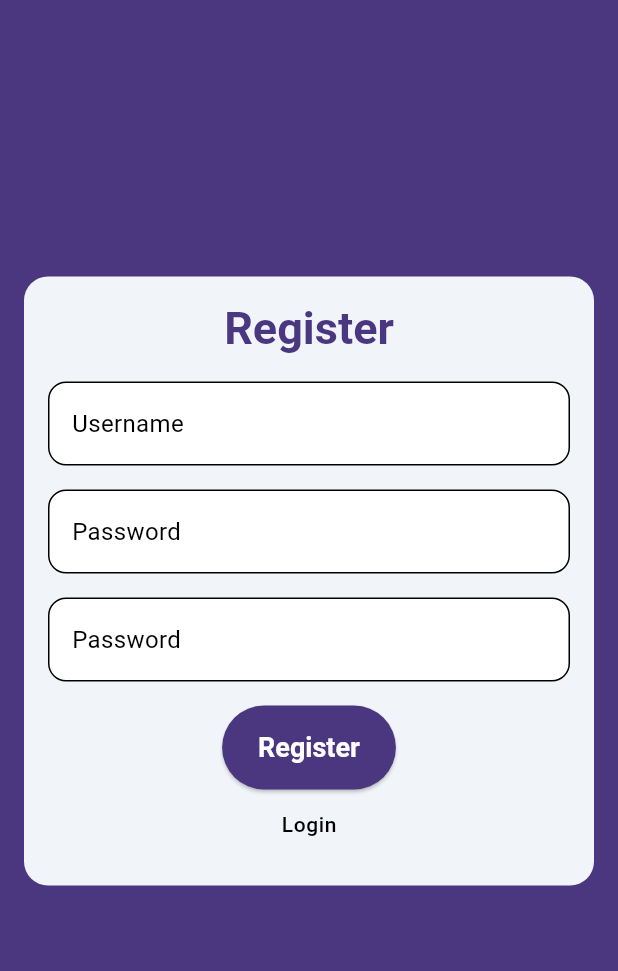
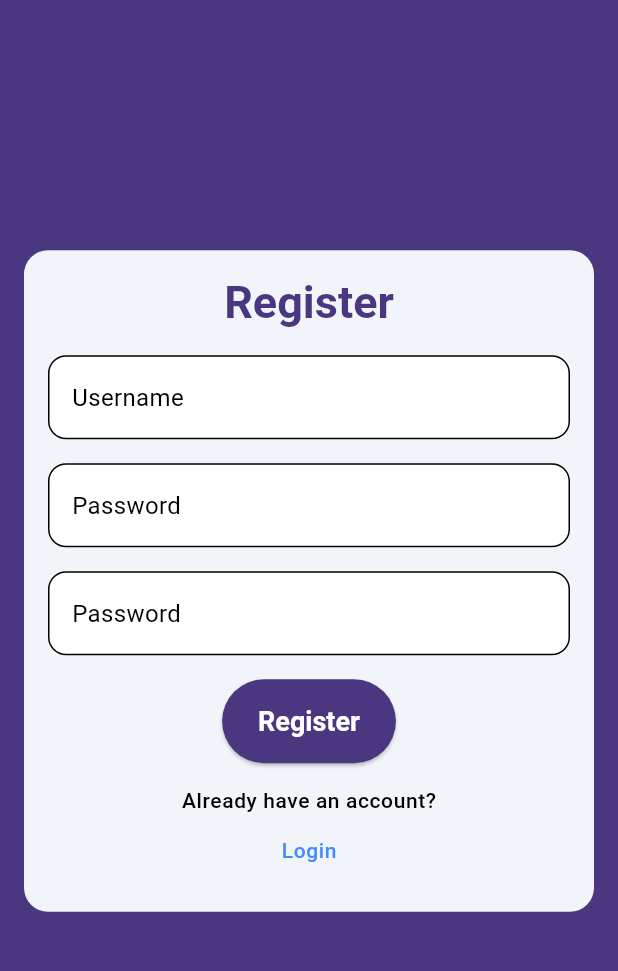
Before and after one commit to CodeAndThink/Sample-Flutter-Todo-App, a Flutter app: the screen it shows after launch, after a tap on "Register", on a phone screen of 412 x 824 dp, the part 105-1076 px from its top. Run offline on Flutter 3.47's test engine with Material 3 defaults, Android fonts, the phone set to English and light mode, and no system bars; our stand-ins replace connectivity_plus, flutter_secure_storage, flutter_svg, shared_preferences, supabase_flutter, validators; accounts and stored records are empty; generated files the repository leaves out were written again; network calls fail.

Commit message:
Fix bugs

```diff
--- a/lib/l10n/app_en.arb
+++ b/lib/l10n/app_en.arb
@@ -51,6 +51,14 @@
   "passwordHint": "Password",
   "@passwordHint": {
     "description": "Hint for the password input field"
+  },
+  "alreadyHaveAccount": "Already have an account?",
+  "@alreadyHaveAccount": {
+    "description": "This text is displayed on the registration screen as a prompt for users who already have an account to navigate to the login screen."
+  },
+  "becomeNewMember": "Become a new member?",
+  "@becomeNewMember": {
+    "description": "This text is displayed on the login screen as a prompt for users to navigate to the registration screen to create a new account."
   },
   "loginSuccess": "Login Successfully!",
   "@loginSuccess": {
--- a/lib/main.dart
+++ b/lib/main.dart
@@ -2,6 +2,7 @@ import 'package:flutter/material.dart';
 import 'package:provider/provider.dart';
 import 'package:supabase_flutter/supabase_flutter.dart';
 import 'package:todo_app/manager/auth_manager.dart';
+import 'package:todo_app/manager/setting_manager.dart';
 import 'package:todo_app/manager/user_manager.dart';
 import 'package:todo_app/network/api_provider.dart';
 import 'package:todo_app/theme/theme.dart';
@@ -21,6 +22,8 @@ void main() async {
     anonKey: Configs.apiSubabaseKey,
   );
 
+  final lastLocale = await SettingManager.shared.getUserLocale();
+
   runApp(MultiProvider(
     providers: [
       ChangeNotifierProvider(
@@ -34,26 +37,36 @@ void main() async {
       ChangeNotifierProvider(
           create: (context) => AddNewTaskViewmodel(ApiProvider.shared, null)),
     ],
-    child: const MainApp(),
+    child: MainApp(
+      lastLocale: lastLocale,
+    ),
   ));
 }
 
 class MainApp extends StatefulWidget {
-  const MainApp({super.key});
+  const MainApp({super.key, required this.lastLocale});
+  final Locale lastLocale;
 
   @override
   MainAppState createState() => MainAppState();
 }
 
 class MainAppState extends State<MainApp> {
-  Locale _locale = const Locale('en', 'US');
+  late Locale _locale;
 
   void _toggleLocale() {
     setState(() {
       _locale = _locale.languageCode == 'en'
           ? const Locale('vi', 'VN')
           : const Locale('en', 'US');
+      SettingManager.shared.saveUserLocale(_locale.languageCode);
     });
+  }
+
+  @override
+  void initState() {
+    super.initState();
+    _locale = widget.lastLocale;
   }
 
   @override
--- /dev/null
+++ b/lib/manager/setting_manager.dart
@@ -0,0 +1,22 @@
+import 'package:flutter/material.dart';
+import 'package:shared_preferences/shared_preferences.dart';
+
+class SettingManager {
+  static final shared = SettingManager();
+
+  Future<void> saveUserLocale(String languageCode) async {
+    final storage = await SharedPreferences.getInstance();
+    await storage.setString("userLocale", languageCode);
+  }
+
+  Future<Locale> getUserLocale() async {
+    final storage = await SharedPreferences.getInstance();
+    final languageCode = storage.getString("userLocale");
+
+    if (languageCode != null) {
+      return Locale(languageCode);
+    }
+
+    return const Locale('en', 'US');
+  }
+}
--- a/lib/network/api_provider.dart
+++ b/lib/network/api_provider.dart
@@ -4,7 +4,6 @@ import 'package:todo_app/models/note_model.dart';
 import 'package:todo_app/models/result.dart';
 
 class ApiProvider {
-
   //MARK: Shared class
   static final shared = ApiProvider();
 
@@ -38,7 +37,10 @@ class ApiProvider {
 
   Future<Result<List<NoteModel>>> fetchNotes() async {
     try {
-      final response = await Supabase.instance.client.from('Notes').select();
+      final response = await Supabase.instance.client
+          .from('Notes')
+          .select()
+          .eq('date', DateTime.now());
       final data = response.map((json) => NoteModel.fromJson(json)).toList();
       return Result(data: data);
     } catch (e) {
--- a/lib/views/auth/login/login_screen.dart
+++ b/lib/views/auth/login/login_screen.dart
@@ -173,6 +173,15 @@ class _LoginScreenState extends State<LoginScreen> {
 
 //========================================================
 
+                      const SizedBox(
+                        height: 16,
+                      ),
+
+                      Text(
+                        AppLocalizations.of(context)!.becomeNewMember,
+                        style: Theme.of(context).textTheme.bodySmall,
+                      ),
+
 //MARK: Register Button
 
                       TextButton(
@@ -185,7 +194,10 @@ class _LoginScreenState extends State<LoginScreen> {
                           },
                           child: Text(
                             AppLocalizations.of(context)!.registerButtonTitle,
-                            style: Theme.of(context).textTheme.bodySmall,
+                            style: Theme.of(context)
+                                .textTheme
+                                .bodySmall
+                                ?.copyWith(color: Colors.blueAccent),
                           ))
 
 //========================================================
--- a/lib/views/auth/register/register_screen.dart
+++ b/lib/views/auth/register/register_screen.dart
@@ -130,6 +130,9 @@ class _RegisterScreenState extends State<RegisterScreen> {
                     const SizedBox(
                       height: 16,
                     ),
+
+//MARK: Username Textbox
+
                     CustomTextBox(
                       controller: _username,
                       hintText: AppLocalizations.of(context)!.usernameHint,
@@ -137,9 +140,15 @@ class _RegisterScreenState extends State<RegisterScreen> {
                       textError: _errorUsernameText,
                       onTap: _resetErrorText,
                     ),
+
+//========================================================
+
                     const SizedBox(
                       height: 16,
                     ),
+
+//MARK: Password Textbox
+
                     CustomTextBox(
                       controller: _password,
                       hintText: AppLocalizations.of(context)!.passwordHint,
@@ -148,9 +157,15 @@ class _RegisterScreenState extends State<RegisterScreen> {
                       textError: _errorPasswordText,
                       onTap: _resetErrorText,
                     ),
+
+//========================================================
+
                     const SizedBox(
                       height: 16,
                     ),
+
+//MARK: Confirm Password Textbox
+
                     CustomTextBox(
                       controller: _repassword,
                       hintText: AppLocalizations.of(context)!.repasswordHint,
@@ -159,9 +174,15 @@ class _RegisterScreenState extends State<RegisterScreen> {
                       textError: _errorRepasswordText,
                       onTap: _resetErrorText,
                     ),
+
+//========================================================
+
                     const SizedBox(
                       height: 16,
                     ),
+
+//MARK: Register Button
+
                     SizedBox(
                       height: 56,
                       child: MainBottomButton(
@@ -180,20 +201,41 @@ class _RegisterScreenState extends State<RegisterScreen> {
                           buttonLabel: AppLocalizations.of(context)!
                               .registerButtonTitle),
                     ),
+
+//========================================================
+
+                    const SizedBox(
+                      height: 16,
+                    ),
+                    Text(
+                      AppLocalizations.of(context)!.alreadyHaveAccount,
+                      style: Theme.of(context).textTheme.bodySmall,
+                    ),
+
+//MARK: Move To Login Screen Button
+
                     TextButton(
                         onPressed: () {
                           Navigator.of(context).pop();
                         },
                         child: Text(
                           AppLocalizations.of(context)!.loginButtonTitle,
-                          style: Theme.of(context).textTheme.bodySmall,
+                          style: Theme.of(context)
+                              .textTheme
+                              .bodySmall
+                              ?.copyWith(color: Colors.blueAccent),
                         ))
+
+//========================================================
                   ],
                 ),
               ),
             ),
           ])),
         ),
+
+//MARK: Consumer
+
         Consumer<RegisterViewmodel>(
           builder: (context, vm, child) {
             if (vm.isLoading) {
@@ -222,6 +264,8 @@ class _RegisterScreenState extends State<RegisterScreen> {
             }
           },
         )
+
+//========================================================
       ]),
     );
   }
--- a/lib/views/todo/todo_screen.dart
+++ b/lib/views/todo/todo_screen.dart
@@ -74,7 +74,8 @@ class _TodoScreenState extends State<TodoScreen> {
 
     return Scaffold(
       appBar: AppBar(
-        elevation: 0,
+        elevation: 0.0,
+        shadowColor: Theme.of(context).colorScheme.primary,
         toolbarHeight: screenHeight * 0.11,
         backgroundColor: Theme.of(context).colorScheme.primary,
         title: Center(
--- a/pubspec.yaml
+++ b/pubspec.yaml
@@ -20,6 +20,7 @@ dependencies:
   validators: ^3.0.0
   flutter_secure_storage: ^9.2.2
   connectivity_plus: ^6.1.0
+  shared_preferences: ^2.3.3
 
 flutter_launcher_icons:
   android: true
```
Also changed, not shown: lib/l10n/intl_vi.arb (+8 -0 lines), pubspec.lock.
